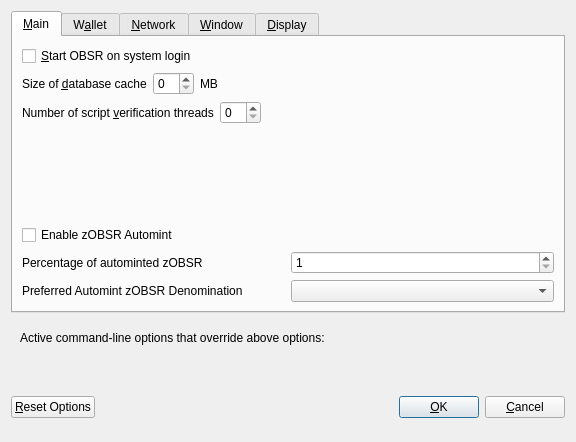
The window that src/qt/forms/optionsdialog.ui (observernet/obsr) describes before a commit, drawn with Qt 5.
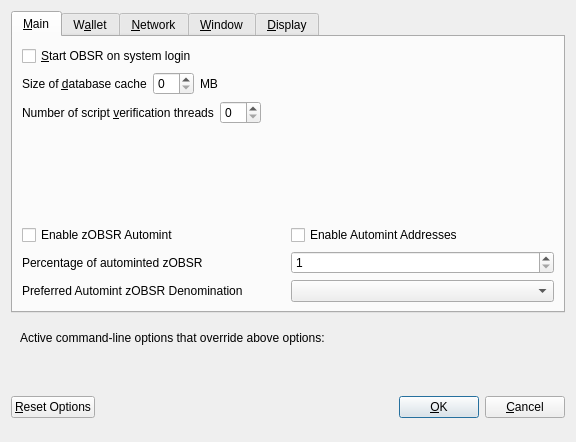
The same window after the commit. The open tabs and pages were chosen to show the change. Custom widgets are drawn as their Qt base class.

Commit message:
Add UI option to enable/disable automint addresses
This compliments the runtime (command line) option of enabling/disabling the automint address functionality. Option can be toggled on/off without the need to restart the client.

Diff of the .ui file:
```diff
--- a/src/qt/forms/optionsdialog.ui
+++ b/src/qt/forms/optionsdialog.ui
@@ -131,6 +131,8 @@
         </spacer>
        </item>
        <item>
+        <layout class="QHBoxLayout" name="horiz-autominting-layout">
+         <item>
         <widget class="QCheckBox" name="checkBoxZeromintEnable">
          <property name="toolTip">
           <string>Enable automatic minting of OBSR units to zOBSR</string>
@@ -142,6 +144,21 @@
           <string>Enable zOBSR Automint</string>
          </property>
         </widget>
+         </item>
+         <item>
+          <widget class="QCheckBox" name="checkBoxZeromintAddresses">
+           <property name="toolTip">
+            <string>Enable automatic zOBSR minting from specific addresses</string>
+           </property>
+           <property name="layoutDirection">
+            <enum>Qt::LeftToRight</enum>
+           </property>
+           <property name="text">
+            <string>Enable Automint Addresses</string>
+           </property>
+          </widget>
+         </item>
+        </layout>
        </item>
        <item>
         <layout class="QHBoxLayout" name="horizontalLayout_3">
```
Lines whose indentation alone changed are shown as unchanged. The commit also changes 3 other files.
